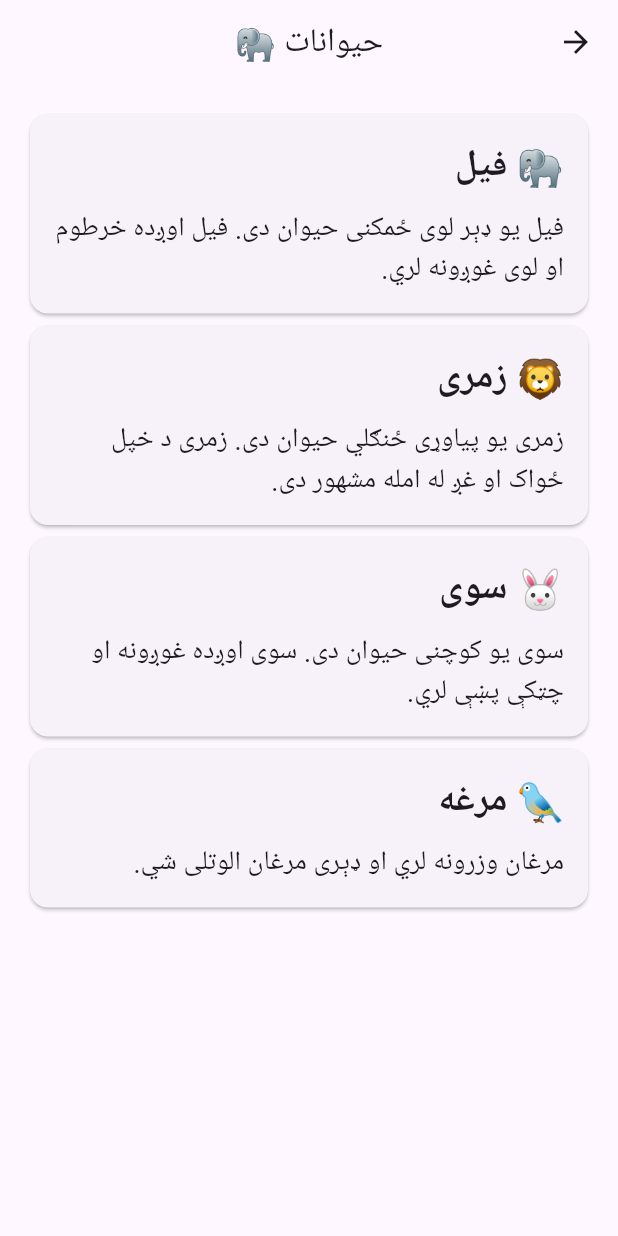
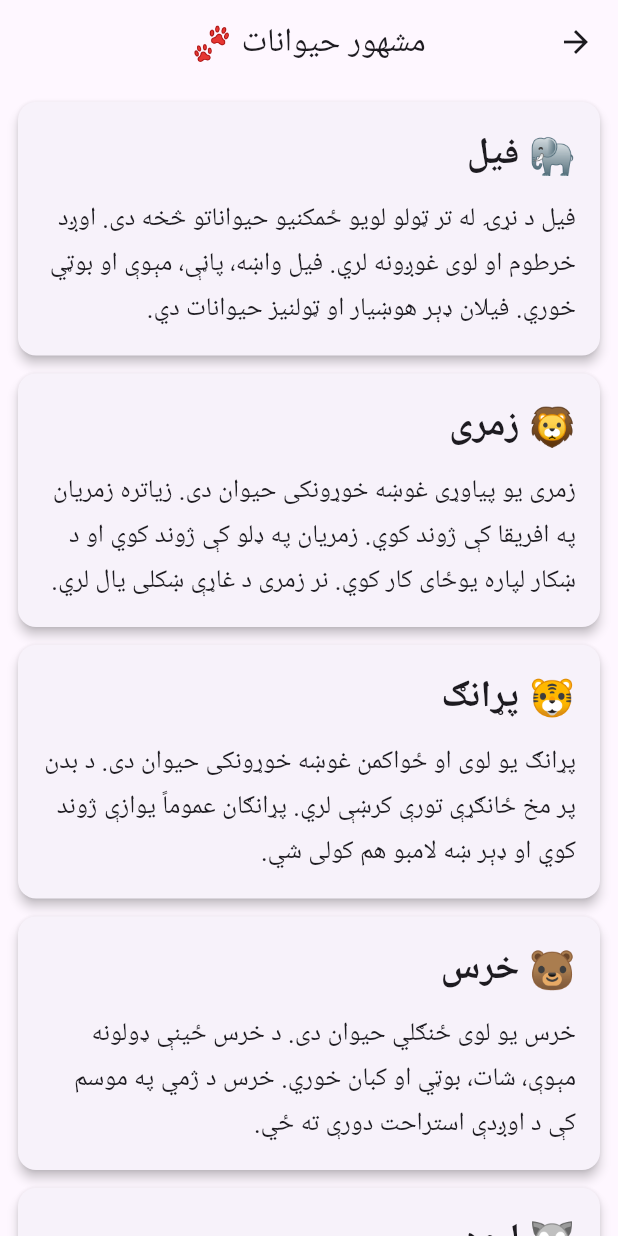
Before and after one commit to sohbathamide-commits/pashto-learning-app, a Flutter app: the AnimalsPage screen opened directly, on a phone screen of 412 x 824 dp. Run offline on Flutter 3.47's test engine with Material 3 defaults, Android fonts, the phone set to English and light mode, and no system bars; our stand-ins replace audioplayers.

Commit message:
Update main.dart

```diff
--- a/lib/main.dart
+++ b/lib/main.dart
@@ -436,7 +436,6 @@ class GeneralInfoPage extends StatelessWidget {
   }
 }
 
-
 // ==================== حیوانات ====================
 
 class AnimalsPage extends StatelessWidget {
@@ -444,111 +443,212 @@ class AnimalsPage extends StatelessWidget {
 
   @override
   Widget build(BuildContext context) {
+    final animals = [
+      {
+        'emoji': '🐘',
+        'name': 'فیل',
+        'info':
+            'فیل د نړۍ له تر ټولو لویو ځمکنیو حیواناتو څخه دی. '
+            'اوږد خرطوم او لوی غوږونه لري. '
+            'فیل واښه، پاڼې، مېوې او بوټي خوري. '
+            'فیلان ډېر هوښیار او ټولنیز حیوانات دي.',
+      },
+      {
+        'emoji': '🦁',
+        'name': 'زمری',
+        'info':
+            'زمری یو پیاوړی غوښه خوړونکی حیوان دی. '
+            'زیاتره زمریان په افریقا کې ژوند کوي. '
+            'زمریان په ډلو کې ژوند کوي او د ښکار لپاره یوځای کار کوي. '
+            'نر زمری د غاړې ښکلی یال لري.',
+      },
+      {
+        'emoji': '🐯',
+        'name': 'پړانګ',
+        'info':
+            'پړانګ یو لوی او ځواکمن غوښه خوړونکی حیوان دی. '
+            'د بدن پر مخ ځانګړې تورې کرښې لري. '
+            'پړانګان عموماً یوازې ژوند کوي او ډېر ښه لامبو هم کولی شي.',
+      },
+      {
+        'emoji': '🐻',
+        'name': 'خرس',
+        'info':
+            'خرس یو لوی ځنګلي حیوان دی. '
+            'د خرس ځینې ډولونه مېوې، شات، بوټي او کبان خوري. '
+            'خرس د ژمي په موسم کې د اوږدې استراحت دورې ته ځي.',
+      },
+      {
+        'emoji': '🐺',
+        'name': 'لیوه',
+        'info':
+            'لیوه یو هوښیار ځنګلي حیوان دی. '
+            'لیوان اکثره په ډلو کې ژوند کوي او یوځای ښکار کوي. '
+            'دوی د یو بل سره د غږونو له لارې اړیکه نیسي.',
+      },
+      {
+        'emoji': '🦊',
+        'name': 'ګیدړ',
+        'info':
+            'ګیدړ یو کوچنی او هوښیار ځنګلي حیوان دی. '
+            'د ګیدړ لکۍ اوږده او ښکلې وي. '
+            'ګیدړان کوچني حیوانات، مرغان، مېوې او نور خواړه خوري.',
+      },
+      {
+        'emoji': '🐒',
+        'name': 'بیزو',
+        'info':
+            'بیزو ډېر فعال او هوښیار حیوان دی. '
+            'ډېری بیزوګان په ونو کې ژوند کوي. '
+            'دوی مېوې، پاڼې، تخمونه او ځینې کوچني ژوي خوري.',
+      },
+      {
+        'emoji': '🦒',
+        'name': 'زرافه',
+        'info':
+            'زرافه د نړۍ تر ټولو اوږده ځمکنی حیوان بلل کېږي. '
+            'اوږده غاړه او اوږدې پښې لري. '
+            'زرافه د ونو له لوړو پاڼو څخه خواړه اخلي.',
+      },
+      {
+        'emoji': '🦓',
+        'name': 'زیبرا',
+        'info':
+            'زیبرا د آس په څېر حیوان دی چې پر بدن تورې او سپینې کرښې لري. '
+            'زیبرا په افریقا کې ژوند کوي او واښه خوري. '
+            'هره زیبرا خپلې ځانګړې کرښې لري.',
+      },
+      {
+        'emoji': '🦏',
+        'name': 'کرګدن',
+        'info':
+            'کرګدن یو ډېر لوی او قوي حیوان دی. '
+            'پر پوزه یې یو یا دوه ښکرونه وي. '
+            'کرګدن عموماً واښه او بوټي خوري.',
+      },
+      {
+        'emoji': '🦛',
+        'name': 'اسماني غویی',
+        'info':
+            'اسماني غویی یو لوی او قوي حیوان دی چې ډېر وخت په اوبو کې تېروي. '
+            'دا حیوان په افریقا کې ژوند کوي او واښه خوري. '
+            'سره له دې چې دروند ښکاري، په اوبو کې ښه حرکت کوي.',
+      },
+      {
+        'emoji': '🐊',
+        'name': 'تمساح',
+        'info':
+            'تمساح یو لوی خزنده حیوان دی. '
+            'په اوبو او د اوبو په شاوخوا کې ژوند کوي. '
+            'تمساح قوي غاښونه لري او غوښه خوري.',
+      },
+      {
+        'emoji': '🐍',
+        'name': 'مار',
+        'info':
+            'مار یو اوږد خزنده حیوان دی چې پښې نه لري. '
+            'ماران په بېلابېلو ځایونو کې ژوند کوي. '
+            'ځینې ماران زهرجن وي او ځینې نور بیا زهر نه لري.',
+      },
+      {
+        'emoji': '🐢',
+        'name': 'شمشتی',
+        'info':
+            'شمشتی یو ورو حرکت کوونکی حیوان دی. '
+            'پر شا یې کلک پوښ وي چې بدن یې ساتي. '
+            'شمشتیان بوټي او ځینې نور کوچني خواړه خوري.',
+      },
+      {
+        'emoji': '🐬',
+        'name': 'دولفین',
+        'info':
+            'دولفین یو هوښیار سمندري حیوان دی. '
+            'دولفینان په ډلو کې ژوند کوي او د یو بل سره اړیکه نیسي. '
+            'دوی د لامبو ډېر ښه مهارت لري.',
+      },
+      {
+        'emoji': '🐋',
+        'name': 'نهنګ',
+        'info':
+            'نهنګ د نړۍ له تر ټولو لویو حیواناتو څخه دی. '
+            'په سمندرونو کې ژوند کوي. '
+            'د نهنګ ځینې ډولونه ډېر لوی بدن لري او د اوبو پر سر ساه اخلي.',
+      },
+      {
+        'emoji': '🦅',
+        'name': 'عقاب',
+        'info':
+            'عقاب یو پیاوړی ښکار کوونکی مرغه دی. '
+            'قوي وزرونه او تېزې پنجې لري. '
+            'عقاب کولی شي په لوړو اسمانونو کې ډېر لوړ الوتنه وکړي.',
+      },
+      {
+        'emoji': '🦜',
+        'name': 'طوطي',
+        'info':
+            'طوطي یو ښکلی او رنګین مرغه دی. '
+            'ځینې طوطيان د انسانانو ځینې غږونه تقلید کولی شي. '
+            'طوطي مېوې، تخمونه او نور نباتي خواړه خوري.',
+      },
+      {
+        'emoji': '🐴',
+        'name': 'آس',
+        'info':
+            'آس یو قوي او ګړندی کورنی حیوان دی. '
+            'انسانانو له ډېرې مودې راهیسې له آسونو څخه د سفر او کار لپاره ګټه اخیستې. '
+            'آس واښه او نور نباتي خواړه خوري.',
+      },
+      {
+        'emoji': '🐄',
+        'name': 'غوا',
+        'info':
+            'غوا یو مهم کورنی حیوان دی. '
+            'غوا واښه او نور نباتات خوري. '
+            'له غوا څخه شیدې او نور خوراکي توکي ترلاسه کېږي.',
+      },
+    ];
+
     return Directionality(
       textDirection: TextDirection.rtl,
       child: Scaffold(
         appBar: AppBar(
-          title: const Text('حیوانات 🐘'),
+          title: const Text('مشهور حیوانات 🐾'),
           centerTitle: true,
         ),
-        body: ListView(
-          padding: const EdgeInsets.all(16),
-          children: [
-            Card(
+        body: ListView.builder(
+          padding: const EdgeInsets.all(12),
+          itemCount: animals.length,
+          itemBuilder: (context, index) {
+            final animal = animals[index];
+
+            return Card(
+              margin: const EdgeInsets.only(bottom: 12),
+              elevation: 3,
               child: Padding(
                 padding: const EdgeInsets.all(16),
                 child: Column(
                   crossAxisAlignment: CrossAxisAlignment.start,
-                  children: const [
+                  children: [
                     Text(
-                      '🐘 فیل',
-                      style: TextStyle(
+                      '${animal['emoji']} ${animal['name']}',
+                      style: const TextStyle(
                         fontSize: 25,
                         fontWeight: FontWeight.bold,
                       ),
                     ),
-                    SizedBox(height: 10),
+                    const SizedBox(height: 10),
                     Text(
-                      'فیل یو ډېر لوی ځمکنی حیوان دی. '
-                      'فیل اوږده خرطوم او لوی غوږونه لري.',
-                      style: TextStyle(fontSize: 18),
+                      animal['info']!,
+                      style: const TextStyle(
+                        fontSize: 17,
+                        height: 1.7,
+                      ),
                     ),
                   ],
                 ),
               ),
-            ),
-
-            Card(
-              child: Padding(
-                padding: const EdgeInsets.all(16),
-                child: Column(
-                  crossAxisAlignment: CrossAxisAlignment.start,
-                  children: const [
-                    Text(
-                      '🦁 زمری',
-                      style: TextStyle(
-                        fontSize: 25,
-                        fontWeight: FontWeight.bold,
-                      ),
-                    ),
-                    SizedBox(height: 10),
-                    Text(
-                      'زمری یو پیاوړی ځنګلي حیوان دی. '
-                      'زمری د خپل ځواک او غږ له امله مشهور دی.',
-                      style: TextStyle(fontSize: 18),
-                    ),
-                  ],
-                ),
-              ),
-            ),
-
-            Card(
-              child: Padding(
-                padding: const EdgeInsets.all(16),
-                child: Column(
-                  crossAxisAlignment: CrossAxisAlignment.start,
-                  children: const [
-                    Text(
-                      '🐰 سوی',
-                      style: TextStyle(
-                        fontSize: 25,
-                        fontWeight: FontWeight.bold,
-                      ),
-                    ),
-                    SizedBox(height: 10),
-                    Text(
-                      'سوی یو کوچنی حیوان دی. '
-                      'سوی اوږده غوږونه او چټکې پښې لري.',
-                      style: TextStyle(fontSize: 18),
-                    ),
-                  ],
-                ),
-              ),
-            ),
-
-            Card(
-              child: Padding(
-                padding: const EdgeInsets.all(16),
-                child: Column(
-                  crossAxisAlignment: CrossAxisAlignment.start,
-                  children: const [
-                    Text(
-                      '🐦 مرغه',
-                      style: TextStyle(
-                        fontSize: 25,
-                        fontWeight: FontWeight.bold,
-                      ),
-                    ),
-                    SizedBox(height: 10),
-                    Text(
-                      'مرغان وزرونه لري او ډېری مرغان الوتلی شي.',
-                      style: TextStyle(fontSize: 18),
-                    ),
-                  ],
-                ),
-              ),
-            ),
-          ],
+            );
+          },
         ),
       ),
     );
```
